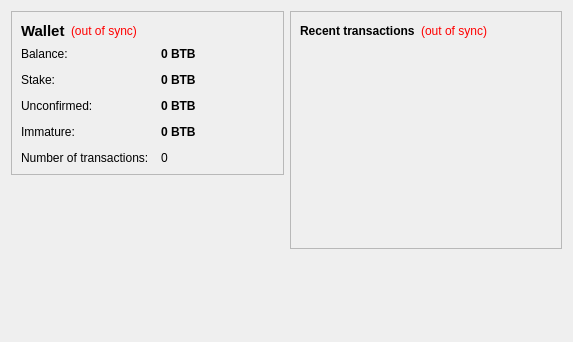
This is src/qt/forms/overviewpage.ui in bytebar/Bytebar as Qt 5 draws it before an edit. The edited form follows.
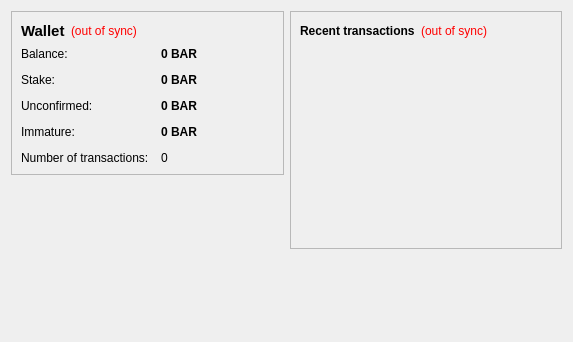
This is the edited form.

```diff
--- a/src/qt/forms/overviewpage.ui
+++ b/src/qt/forms/overviewpage.ui
@@ -105,7 +105,7 @@
              <string>Your current balance</string>
             </property>
             <property name="text">
-             <string notr="true">0 BTB</string>
+             <string notr="true">0 BAR</string>
             </property>
             <property name="textInteractionFlags">
              <set>Qt::LinksAccessibleByMouse|Qt::TextSelectableByKeyboard|Qt::TextSelectableByMouse</set>
@@ -134,7 +134,7 @@
              <string>Total of coins that was staked, and do not yet count toward the current balance</string>
             </property>
             <property name="text">
-             <string notr="true">0 BTB</string>
+             <string notr="true">0 BAR</string>
             </property>
             <property name="textInteractionFlags">
              <set>Qt::LinksAccessibleByMouse|Qt::TextSelectableByKeyboard|Qt::TextSelectableByMouse</set>
@@ -163,7 +163,7 @@
              <string>Total of transactions that have yet to be confirmed, and do not yet count toward the current balance</string>
             </property>
             <property name="text">
-             <string notr="true">0 BTB</string>
+             <string notr="true">0 BAR</string>
             </property>
             <property name="textInteractionFlags">
              <set>Qt::LinksAccessibleByMouse|Qt::TextSelectableByKeyboard|Qt::TextSelectableByMouse</set>
@@ -189,7 +189,7 @@
              <string>Mined balance that has not yet matured</string>
             </property>
             <property name="text">
-             <string notr="true">0 BTB</string>
+             <string notr="true">0 BAR</string>
             </property>
             <property name="textInteractionFlags">
              <set>Qt::LinksAccessibleByMouse|Qt::TextSelectableByKeyboard|Qt::TextSelectableByMouse</set>
```
